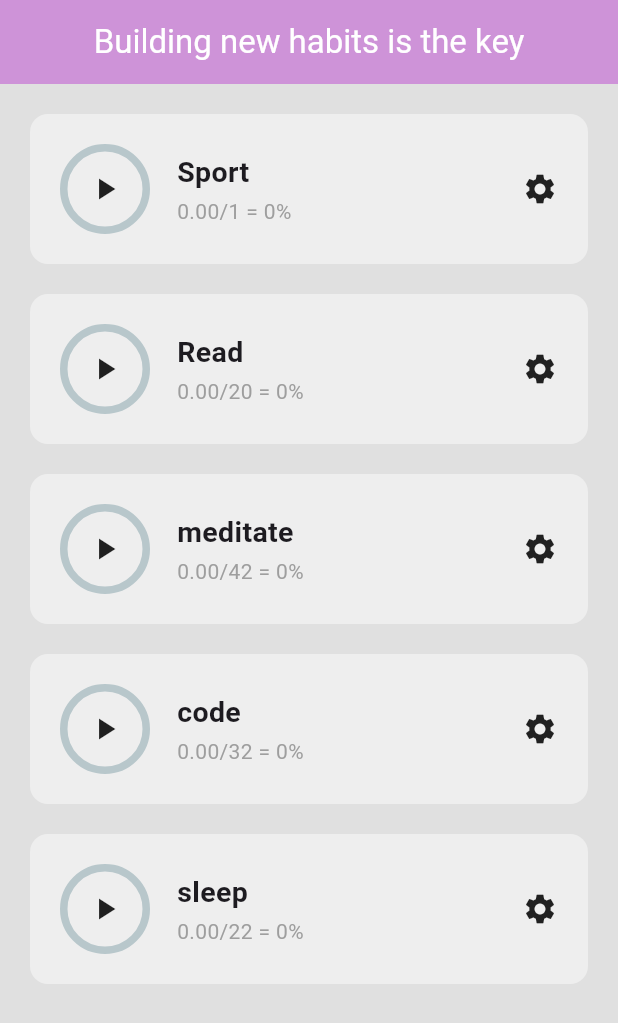
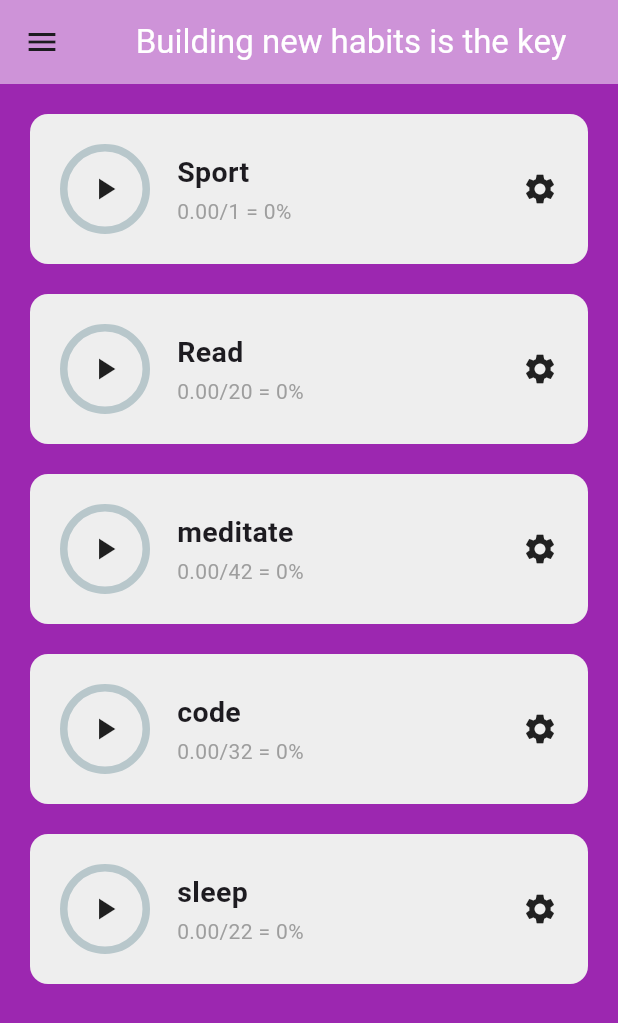
Before and after one commit to WagueSekou/my_habit_tracker_app, a Flutter app: the screen it shows after launch, on a phone screen of 412 x 824 dp. Shown: the top 1023 px of the screen. Run offline on Flutter 3.47's test engine with Material 3 defaults, Android fonts, the phone set to English and light mode, and no system bars; drawn by our look-alikes of percent_indicator.

Commit message:
adding a drawer and centralising the title

```diff
--- a/lib/Pages/homepage.dart
+++ b/lib/Pages/homepage.dart
@@ -80,15 +80,50 @@ class _HomePageState extends State<HomePage> {
   @override
   Widget build(BuildContext context) {
     return Scaffold(
-      backgroundColor: Colors.grey[300],
+      backgroundColor: Colors.purple,
       appBar: AppBar(
         backgroundColor: Colors.purple[200],
-        title: Text(
-          'Building new habits is the key',
-          style: TextStyle(color: Colors.white),
+        title: Row(
+          mainAxisAlignment: MainAxisAlignment.center,
+          children: [
+            Text(
+              'Building new habits is the key',
+              style: TextStyle(color: Colors.white),
+            ),
+          ],
         ),
         centerTitle: true,
       ),
+        drawer: Drawer(
+          child: ListView(
+            padding: EdgeInsets.zero,
+            children: [
+              DrawerHeader(
+                decoration: BoxDecoration(
+                  color: Colors.purple[250],
+                ),
+                child: Text(
+                  'Habites',
+                  style: TextStyle(
+                    color: Colors.black,
+                    fontSize: 24,
+                  ),
+                ),
+              ),
+              ListTile(
+                leading: Icon(Icons.home),
+                title: Text('Home'),
+                onTap: (){},
+              ),
+
+              ListTile(
+                leading: Icon(Icons.settings),
+                title: Text('Settings'),
+                onTap: (){},
+              ),
+            ],
+          ),
+        ),
       body: ListView.builder(
         itemCount: habitList.length,
         itemBuilder: ((context, index) {
```
